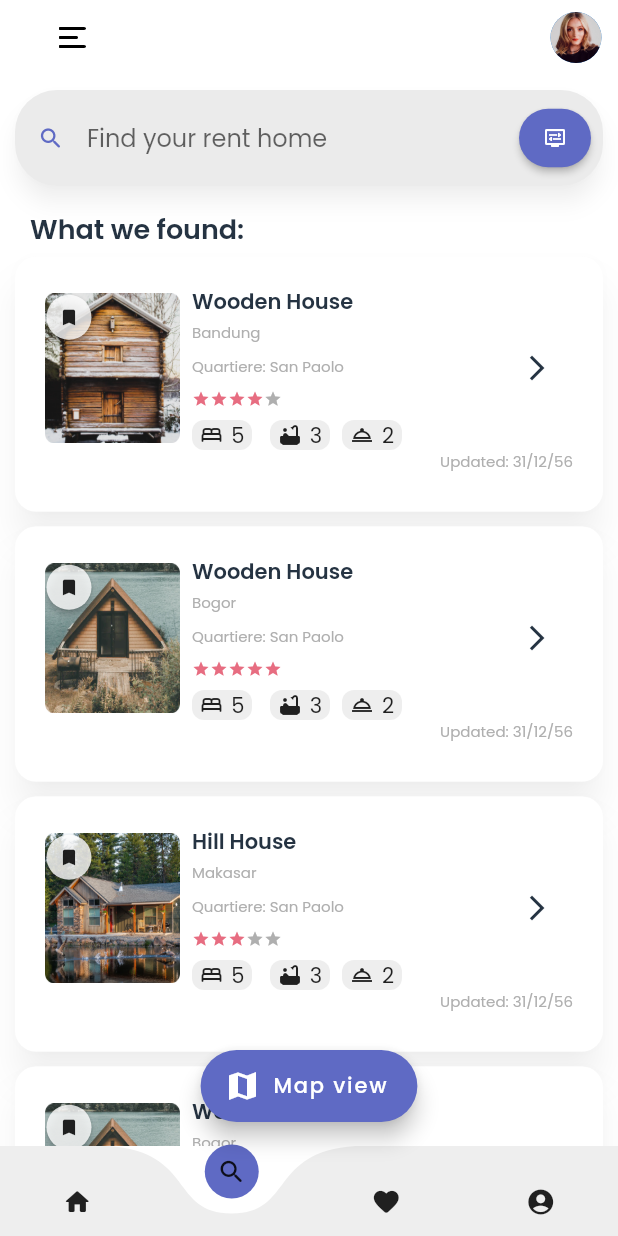
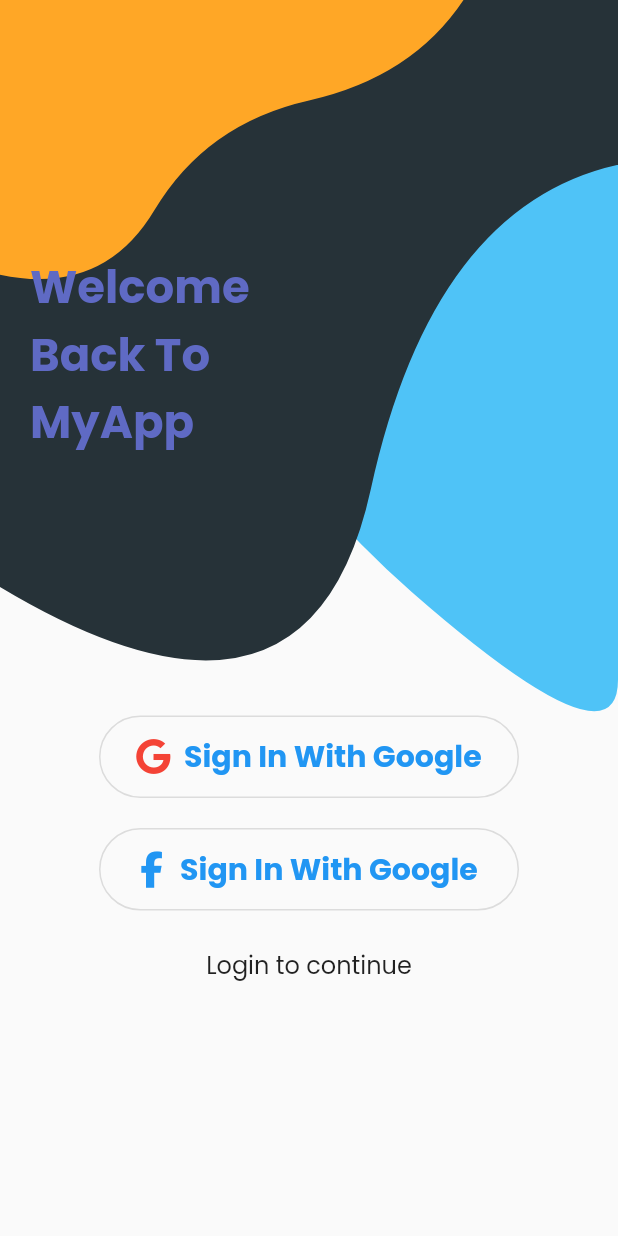
Before and after one commit to cosimo265598/HouseRentalApplication, a Flutter app: the screen it shows after launch, on a phone screen of 412 x 824 dp. Run offline on Flutter 3.47's test engine with Material 2 defaults, Android fonts, the phone set to English and light mode, and no system bars; drawn by our look-alikes of curved_navigation_bar; our stand-ins replace font_awesome_flutter, google_fonts, google_maps_flutter.

Commit message:
add login page and button registration

```diff
--- a/lib/main.dart
+++ b/lib/main.dart
@@ -1,6 +1,7 @@
 import 'package:flutter/material.dart';
 import 'package:google_fonts/google_fonts.dart';
 import 'package:rent_house/screens/home_page.dart';
+import 'package:rent_house/screens/login/login_screen.dart';
 
 void main() => runApp(MyApp());
 
@@ -14,7 +15,7 @@ class MyApp extends StatelessWidget {
       theme: ThemeData(
         textTheme: GoogleFonts.poppinsTextTheme(Theme.of(context).textTheme),
       ),
-      home: HomePage(),
+      home: LoginPage()
     );
   }
 }
--- a/lib/screens/home_page.dart
+++ b/lib/screens/home_page.dart
@@ -1,5 +1,6 @@
 import 'package:curved_navigation_bar/curved_navigation_bar.dart';
 import 'package:flutter/material.dart';
+import 'package:font_awesome_flutter/font_awesome_flutter.dart';
 import 'package:rent_house/screens/bookmarked_screen.dart';
 import 'package:rent_house/screens/chat/chatPage.dart';
 import 'package:rent_house/screens/detail_page.dart';
@@ -51,22 +52,10 @@ class _HomeScreenState extends State<HomePage> {
         animationDuration: Duration(milliseconds: 300),
         height: 60,
         items: [
-          Icon(
-            Icons.home_rounded,
-            size: 20,
-          ),
-          Icon(
-            Icons.search_rounded,
-            size: 20,
-          ),
-          Icon(
-            Icons.favorite_rounded,
-            size: 20,
-          ),
-          Icon(
-            Icons.account_circle_rounded,
-            size: 20,
-          ),
+          FaIcon(FontAwesomeIcons.home,),
+          FaIcon(FontAwesomeIcons.search,),
+          FaIcon(FontAwesomeIcons.heartCircleCheck,),
+          FaIcon(FontAwesomeIcons.solidCircleUser,)
         ],
         backgroundColor: Colors.transparent,
         onTap: (index) {
--- /dev/null
+++ b/lib/screens/login/background_painter.dart
@@ -0,0 +1,128 @@
+import 'dart:ui';
+
+import 'package:flutter/material.dart';
+
+class Point {
+  final double x;
+  final double y;
+
+  Point(this.x, this.y);
+}
+
+class BackgroundPainter extends CustomPainter {
+  final Paint linePaint;
+  final Paint bluePaint;
+  final Paint greyPaint;
+  final Paint orangePaint;
+
+  BackgroundPainter()
+      : bluePaint = Paint()
+          ..color = Colors.lightBlue.shade300
+          ..style = PaintingStyle.fill,
+        greyPaint = Paint()
+          ..color = Colors.blueGrey[900]!
+          ..style = PaintingStyle.fill,
+        orangePaint = Paint()
+          ..color = Colors.orange.shade400
+          ..style = PaintingStyle.fill,
+        linePaint = Paint()
+          ..color = Colors.orange[300]!
+          ..style = PaintingStyle.stroke
+          ..strokeWidth = 4;
+
+  void _addPointsToPath(Path path, List<Point> points) {
+    if (points.length < 3) {
+      throw UnsupportedError('Need three or more points to create a path.');
+    }
+
+    for (var i = 0; i < points.length - 2; i++) {
+      final xc = (points[i].x + points[i + 1].x) / 2;
+      final yc = (points[i].y + points[i + 1].y) / 2;
+      path.quadraticBezierTo(points[i].x, points[i].y, xc, yc);
+    }
+
+    // connect the last two points
+    path.quadraticBezierTo(
+      points[points.length - 2].x,
+      points[points.length - 2].y,
+      points[points.length - 1].x,
+      points[points.length - 1].y,
+    );
+  }
+
+  @override
+  void paint(Canvas canvas, Size size) {
+    paintBlue(size, canvas);
+    paintDark(size, canvas);
+    paintOrange(size, canvas);
+  }
+
+  void paintBlue(Size size, Canvas canvas) {
+    final path = Path();
+
+    path.moveTo(size.width, size.height);
+    path.lineTo(size.width, 0);
+    path.lineTo(0, 0);
+
+    _addPointsToPath(path, [
+      Point(
+        lerpDouble(0, size.width / 3, 1)!,
+        lerpDouble(0, size.height / 3, 1)!,
+      ),
+      Point(
+        lerpDouble(size.width / 2, size.height * 0.5, 1)!,
+        lerpDouble(size.width / 2, size.height, 0.5)!,
+      ),
+      Point(
+        size.width,
+        lerpDouble(size.width, size.height, 0.1)!,
+      ),
+    ]);
+    canvas.drawPath(path, bluePaint);
+  }
+
+  void paintDark(Size size, Canvas canvas) {
+    final path = Path();
+
+    path.moveTo(size.width, 300);
+    path.lineTo(size.width, 0);
+    path.lineTo(0, 0);
+    path.lineTo(0, lerpDouble(size.height / 4, size.height / 2, 0.9)!);
+    _addPointsToPath(
+      path,
+      [
+        Point(
+          size.width / 2,
+          lerpDouble(size.height / 2, size.height * 3 / 4, 0.5)!,
+        ),
+        Point(
+          size.width * 3.5 / 5,
+          lerpDouble(size.height / 6, size.height / 2, 0)!,
+        ),
+        Point(size.width, lerpDouble(size.height / 7.5, size.height / 4, 0)!),
+      ],
+    );
+
+    canvas.drawPath(path, greyPaint);
+  }
+
+  void paintOrange(Size size, Canvas canvas) {
+    final path = Path();
+
+    path.moveTo(size.width * 3 / 4, 0);
+    path.lineTo(0, 0);
+    path.lineTo(0, lerpDouble(0, size.height / 4.5, 1)!);
+
+    _addPointsToPath(path, [
+      Point(size.width / 6, lerpDouble(0, size.height / 5, 1.2)!),
+      Point(size.width / 3, lerpDouble(0, size.height / 10, 1)!),
+      Point(size.width / 3 * 2, lerpDouble(0, size.height / 8, 0.5)!),
+      Point(size.width * 3 / 4, 0),
+    ]);
+
+    canvas.drawPath(path, orangePaint);
+  }
+
+  @override
+  bool shouldRepaint(CustomPainter oldDelegate) => true;
+}
--- /dev/null
+++ b/lib/screens/login/facebook_signup_button_widget.dart
@@ -0,0 +1,33 @@
+import 'package:flutter/material.dart';
+import 'package:font_awesome_flutter/font_awesome_flutter.dart';
+
+import '../home_page.dart';
+
+
+class FacebookSignupButtonWidget extends StatelessWidget {
+  @override
+  Widget build(BuildContext context) => Container(
+        padding: EdgeInsets.all(4),
+        child: OutlinedButton(
+          child: Row(
+            mainAxisAlignment: MainAxisAlignment.spaceEvenly,
+            crossAxisAlignment: CrossAxisAlignment.center,
+            children: [
+              FaIcon(FontAwesomeIcons.facebookF, color: Colors.blue),
+              Text(
+                'Sign In With Google',
+                style: TextStyle(fontWeight: FontWeight.bold, fontSize: 20),
+              ),
+            ],
+          ),
+          style: ButtonStyle(
+            minimumSize: MaterialStateProperty.resolveWith((states) => const Size(200,55.0)),
+            maximumSize: MaterialStateProperty.resolveWith((states) => const Size(280,55.0)),
+            shape: MaterialStateProperty.all(RoundedRectangleBorder(borderRadius: BorderRadius.circular(30.0))),
+          ),
+          onPressed: () {
+            Navigator.pushReplacement(context, MaterialPageRoute(builder: (_) => HomePage()));
+          },
+        ),
+      );
+}
--- /dev/null
+++ b/lib/screens/login/google_signup_button_widget.dart
@@ -0,0 +1,32 @@
+import 'package:flutter/material.dart';
+import 'package:font_awesome_flutter/font_awesome_flutter.dart';
+import 'package:rent_house/screens/home_page.dart';
+
+
+class GoogleSignupButtonWidget extends StatelessWidget {
+  @override
+  Widget build(BuildContext context) => Container(
+        padding: EdgeInsets.all(4),
+        child: OutlinedButton(
+          child: Row(
+            mainAxisAlignment: MainAxisAlignment.spaceEvenly,
+            crossAxisAlignment: CrossAxisAlignment.center,
+            children: [
+              FaIcon(FontAwesomeIcons.google, color: Colors.red),
+              Text(
+                'Sign In With Google',
+                style: TextStyle(fontWeight: FontWeight.bold, fontSize: 20),
+              ),
+            ],
+          ),
+          style: ButtonStyle(
+            minimumSize: MaterialStateProperty.resolveWith((states) => const Size(200,55.0)),
+            maximumSize: MaterialStateProperty.resolveWith((states) => const Size(280,55.0)),
+            shape: MaterialStateProperty.all(RoundedRectangleBorder(borderRadius: BorderRadius.circular(30.0))),
+          ),
+          onPressed: () {
+            Navigator.pushReplacement(context, MaterialPageRoute(builder: (_) => HomePage()));
+          },
+        ),
+      );
+}
--- /dev/null
+++ b/lib/screens/login/login_screen.dart
@@ -0,0 +1,17 @@
+import 'package:flutter/material.dart';
+import 'package:rent_house/screens/login/sign_up_widget.dart';
+
+class LoginPage extends StatelessWidget {
+  @override
+  Widget build(BuildContext context) => Scaffold(
+    body: SignUpWidget()
+
+  );
+
+  Widget buildLoading() => Stack(
+    fit: StackFit.expand,
+    children: [
+      Center(child: CircularProgressIndicator()),
+    ],
+  );
+}
--- /dev/null
+++ b/lib/screens/login/sign_up_widget.dart
@@ -0,0 +1,47 @@
+import 'package:flutter/material.dart';
+import 'package:rent_house/screens/login/background_painter.dart';
+import 'package:rent_house/screens/login/facebook_signup_button_widget.dart';
+import 'package:rent_house/screens/login/google_signup_button_widget.dart';
+import 'package:rent_house/theme.dart';
+
+class SignUpWidget extends StatelessWidget {
+  @override
+  Widget build(BuildContext context) => Stack(
+        fit: StackFit.expand,
+        children: [
+          CustomPaint(painter: BackgroundPainter()),
+          buildSignUp(),
+        ],
+      );
+
+  Widget buildSignUp() => Column(
+        children: [
+          Spacer(),
+          Align(
+            alignment: Alignment.centerLeft,
+            child: Container(
+              margin: EdgeInsets.symmetric(horizontal: 20),
+              width: 175,
+              child: Text(
+                'Welcome Back To MyApp',
+                style: TextStyle(
+                  color: purpleColor,
+                  fontSize: 30,
+                  fontWeight: FontWeight.bold,
+                ),
+              ),
+            ),
+          ),
+          Spacer(),
+          GoogleSignupButtonWidget(),
+          SizedBox(height: 12),
+          FacebookSignupButtonWidget(),
+          SizedBox(height: 20),
+          Text(
+            'Login to continue',
+            style: TextStyle(fontSize: 16),
+          ),
+          Spacer(),
+        ],
+      );
+}
--- a/lib/screens/profile_screen.dart
+++ b/lib/screens/profile_screen.dart
@@ -3,6 +3,7 @@ import 'package:rent_house/screens/detail_page.dart';
 import 'package:rent_house/theme.dart';
 import 'package:rent_house/widgets/bottom_nav_bar.dart';
 import 'package:rent_house/widgets/top_bar.dart';
+import 'package:rent_house/widgets/your_rent_card.dart';
 
 import '../widgets/around_card.dart';
 import '../widgets/filter_categories.dart';
@@ -57,14 +58,14 @@ class _ProfileScreenState extends State<ProfileScreen> {
               style: secondaryTitle,
             ),
           ),
-          AroundCard(
+          RentHouse(
             imageUrl: "assets/images/house1.png",
             title: "Wooden House",
             city: "Bandung",
             rating: 4,
           ),
           SizedBox(height: 10),
-          AroundCard(
+          RentHouse(
             imageUrl: "assets/images/house2.png",
             title: "Wooden House",
             city: "Bogor",
--- a/lib/theme.dart
+++ b/lib/theme.dart
@@ -6,6 +6,8 @@ Color greyColor = Color(0xffAFAFAF);
 Color orangeColor = Color(0xffE76D81);
 Color whiteColor = Color(0xffFFFFFF);
 Color shadowColor = Color(0x26616161);
+Color redColor = Color(0xa6fa374e);
+
 
 // style
 TextStyle primaryTitle = TextStyle(
```
Also changed, not shown: lib/screens/chat/chat_room.dart (+10 -4 lines), lib/screens/login/logged_in_widget.dart (added, +47 -0 lines), lib/widgets/your_rent_card.dart (added, +196 -0 lines).
